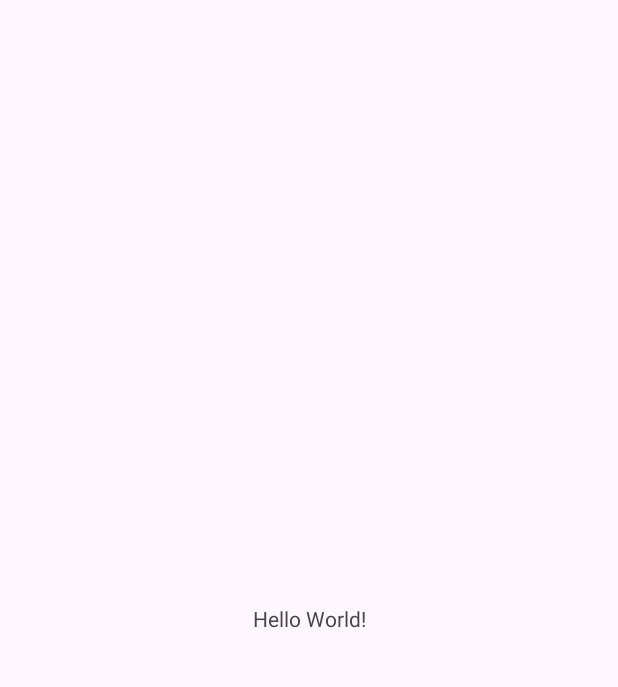
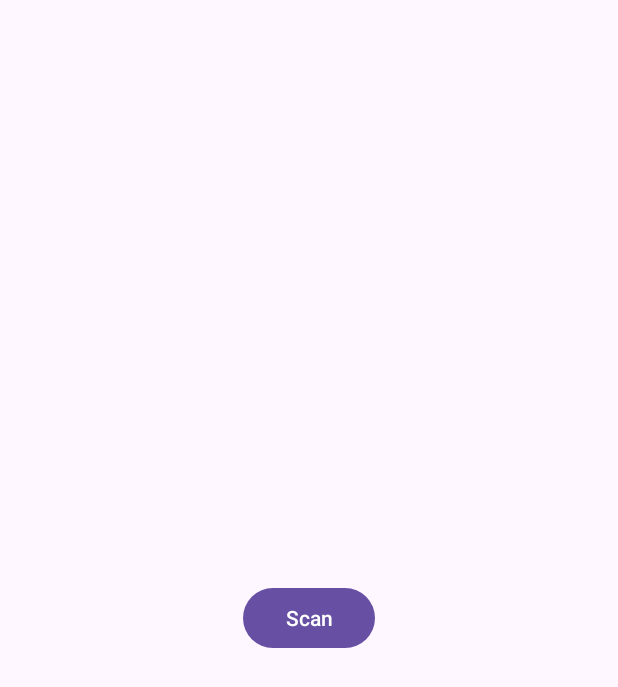
Before and after one commit to DylanL0ng/FridgeApp, an Android app: the screen it shows after launch (MainActivity), on a phone screen of 412 x 824 dp. Before the commit the part shown is almost empty. Shown: the top 687 px of the screen. Run offline under Robolectric (Android 15) with nearby library versions, the phone set to English and light mode, and no system bars; libraries missing offline, so code that uses them is left out: com.google.zxing.integration.

Commit message:
Implement camera scanning system

```diff
--- a/app/build.gradle.kts
+++ b/app/build.gradle.kts
@@ -8,7 +8,7 @@ android {
 
     defaultConfig {
         applicationId = "com.dylanlong.fridgeapp"
-        minSdk = 21
+        minSdk = 24
         targetSdk = 34
         versionCode = 1
         versionName = "1.0"
@@ -38,6 +38,9 @@ dependencies {
     implementation("androidx.constraintlayout:constraintlayout:2.1.4")
 
     // https://github.com/journeyapps/zxing-android-embedded
+    implementation("com.google.zxing:core:3.4.1")
+    implementation("com.journeyapps:zxing-android-embedded:4.2.0")
+//    implementation("com.google.zxing:core:3.4.1")
 //    implementation("com.journeyapps:zxing-android-embedded:4.3.0")
 
     testImplementation("junit:junit:4.13.2")
--- a/app/src/main/res/layout/activity_main.xml
+++ b/app/src/main/res/layout/activity_main.xml
@@ -1,18 +1,15 @@
 <?xml version="1.0" encoding="utf-8"?>
-<androidx.constraintlayout.widget.ConstraintLayout xmlns:android="http://schemas.android.com/apk/res/android"
+<RelativeLayout xmlns:android="http://schemas.android.com/apk/res/android"
     xmlns:app="http://schemas.android.com/apk/res-auto"
     xmlns:tools="http://schemas.android.com/tools"
     android:layout_width="match_parent"
     android:layout_height="match_parent"
     tools:context=".MainActivity">
 
-    <TextView
+    <Button
         android:layout_width="wrap_content"
         android:layout_height="wrap_content"
-        android:text="Hello World!"
-        app:layout_constraintBottom_toBottomOf="parent"
-        app:layout_constraintEnd_toEndOf="parent"
-        app:layout_constraintStart_toStartOf="parent"
-        app:layout_constraintTop_toTopOf="parent" />
-
-</androidx.constraintlayout.widget.ConstraintLayout>
+        android:text="Scan"
+        android:layout_centerInParent="true"
+        android:id="@+id/btn_scan" />
+</RelativeLayout>
--- a/build.gradle.kts
+++ b/build.gradle.kts
@@ -1,4 +1,4 @@
 // Top-level build file where you can add configuration options common to all sub-projects/modules.
 plugins {
-    id("com.android.application") version "8.1.1" apply false
+    id("com.android.application") version "8.1.3" apply false
 }
```
Also changed, not shown: app/src/main/java/com/dylanlong/fridgeapp/MainActivity.java (+36 -1 lines).
